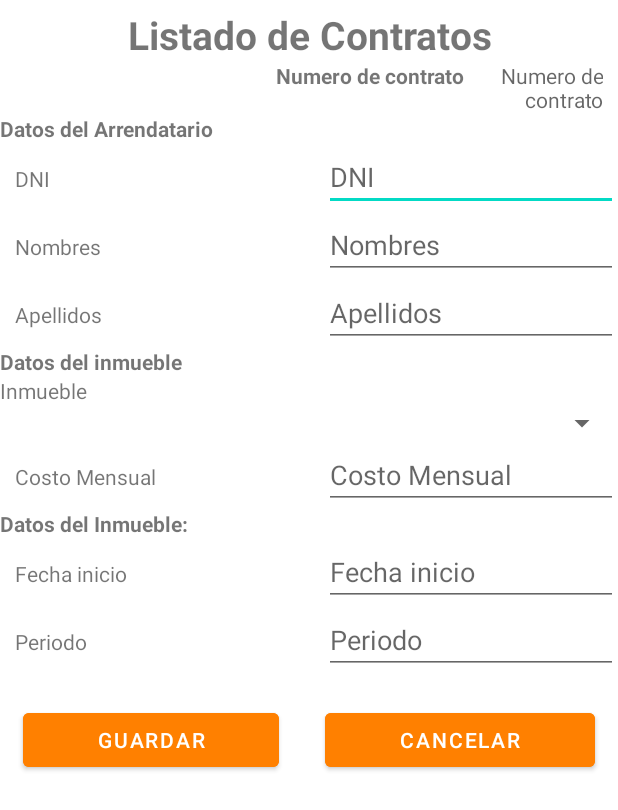
After one commit to tonsam1810/ArrendamientosApp, an Android app: the GenerarContratoActivity screen opened directly, with no data from a screen before it, on a phone screen of 412 x 824 dp. The commit adds this screen. Shown: the top 810 px of the screen. Run offline under Robolectric (Android 15) with nearby library versions, the phone set to English and light mode, and no system bars.

Commit message:
carlos
vistas

```diff
--- a/app/src/main/AndroidManifest.xml
+++ b/app/src/main/AndroidManifest.xml
@@ -12,6 +12,9 @@
         android:supportsRtl="true"
         android:theme="@style/Theme.ArrendamientosApp"
         tools:targetApi="31">
+        <activity
+            android:name=".GenerarContratoActivity"
+            android:exported="false" />
         <activity
             android:name=".DetalleContratosActivity"
             android:exported="false" />
--- /dev/null
+++ b/app/src/main/java/pe/cibertec/dam/arrendamientosapp/GenerarContratoActivity.kt
@@ -0,0 +1,11 @@
+package pe.cibertec.dam.arrendamientosapp
+
+import androidx.appcompat.app.AppCompatActivity
+import android.os.Bundle
+
+class GenerarContratoActivity : AppCompatActivity() {
+    override fun onCreate(savedInstanceState: Bundle?) {
+        super.onCreate(savedInstanceState)
+        setContentView(R.layout.activity_generar_contrato)
+    }
+}
--- a/app/src/main/res/layout/activity_detalle_contratos.xml
+++ b/app/src/main/res/layout/activity_detalle_contratos.xml
@@ -151,22 +151,15 @@
 
     </LinearLayout>
 
-    <TextView
-        android:id="@+id/dtclausula"
-        android:layout_width="match_parent"
-        android:layout_height="wrap_content"
-        android:text="@string/dtClausula"
-        app:layout_constraintTop_toBottomOf="@+id/lyArriba5"
-        android:layout_marginTop="10sp"
-        />
 
     <Button
         android:id="@+id/btnAddCarro"
-        android:layout_width="wrap_content"
+        android:layout_width="match_parent"
         android:layout_height="wrap_content"
         android:layout_marginStart="15sp"
         android:layout_marginEnd="15sp"
-        app:layout_constraintTop_toBottomOf="@+id/dtclausula"
+        android:gravity="center"
+        app:layout_constraintTop_toBottomOf="@+id/lyArriba5"
         android:backgroundTint="@color/naranja"
         android:text="@string/btn_cerrar"
         tools:ignore="MissingConstraints" />
--- /dev/null
+++ b/app/src/main/res/layout/activity_generar_contrato.xml
@@ -0,0 +1,288 @@
+<?xml version="1.0" encoding="utf-8"?>
+<androidx.constraintlayout.widget.ConstraintLayout xmlns:android="http://schemas.android.com/apk/res/android"
+    xmlns:app="http://schemas.android.com/apk/res-auto"
+    xmlns:tools="http://schemas.android.com/tools"
+    android:layout_width="match_parent"
+    android:layout_height="match_parent"
+    tools:context=".GenerarContratoActivity">
+
+    <TextView
+        android:id="@+id/lblTitleListadoContratos"
+        android:layout_width="match_parent"
+        android:layout_height="wrap_content"
+        android:text="@string/lbl_title_listado_contratos"
+        app:layout_constraintStart_toStartOf="parent"
+        app:layout_constraintTop_toTopOf="parent"
+        app:layout_constraintEnd_toEndOf="parent"
+        android:gravity="center"
+        android:textSize="26sp"
+        android:layout_marginTop="5sp"
+        android:textStyle="bold"
+        />
+
+    <LinearLayout
+        android:id="@+id/primera_fila"
+        android:layout_width="match_parent"
+        android:layout_height="wrap_content"
+        app:layout_constraintEnd_toStartOf="parent"
+        app:layout_constraintStart_toStartOf="parent"
+        app:layout_constraintTop_toBottomOf="@+id/lblTitleListadoContratos">
+
+        <TextView
+            android:textStyle="bold"
+            android:id="@+id/numero_depa"
+            android:layout_width="match_parent"
+            android:layout_height="wrap_content"
+            android:layout_marginStart="10sp"
+            android:layout_weight="0.1"
+            android:gravity="end"
+            android:text="@string/numero_contrato" />
+
+        <TextView
+            android:id="@+id/Estado"
+            android:layout_width="match_parent"
+            android:layout_height="wrap_content"
+            android:layout_marginStart="10sp"
+            android:layout_weight="0.3"
+            android:layout_marginEnd="10sp"
+            android:gravity="end"
+            android:hint="@string/numero_contrato" />
+
+    </LinearLayout>
+
+    <TextView
+        android:id="@+id/geDatosArrendatario"
+        android:layout_width="match_parent"
+        android:layout_height="wrap_content"
+        android:textStyle="bold"
+        app:layout_constraintStart_toStartOf="parent"
+        app:layout_constraintTop_toBottomOf="@id/primera_fila"
+        android:text="Datos del Arrendatario"
+        />
+
+    <LinearLayout
+        android:id="@+id/segunda_fila"
+        android:layout_width="match_parent"
+        android:layout_height="wrap_content"
+        app:layout_constraintEnd_toStartOf="parent"
+        app:layout_constraintStart_toStartOf="parent"
+        app:layout_constraintTop_toBottomOf="@+id/geDatosArrendatario">
+
+        <TextView
+            android:id="@+id/geDNIlegend"
+            android:layout_width="match_parent"
+            android:layout_height="wrap_content"
+            android:layout_marginStart="10sp"
+            android:layout_weight="0.5"
+            android:text="@string/geDNI" />
+
+        <EditText
+            android:id="@+id/geDNI"
+            android:layout_width="match_parent"
+            android:layout_height="wrap_content"
+            android:layout_marginStart="10sp"
+            android:layout_weight="0.5"
+            android:hint="@string/geDNI" />
+
+    </LinearLayout>
+    <LinearLayout
+        android:id="@+id/tercera_fila"
+        android:layout_width="match_parent"
+        android:layout_height="wrap_content"
+        app:layout_constraintEnd_toStartOf="parent"
+        app:layout_constraintStart_toStartOf="parent"
+        app:layout_constraintTop_toBottomOf="@+id/segunda_fila">
+
+        <TextView
+            android:id="@+id/geNombresLegend"
+            android:layout_width="match_parent"
+            android:layout_height="wrap_content"
+            android:layout_marginStart="10sp"
+            android:layout_weight="0.5"
+            android:text="@string/geNombres" />
+
+        <EditText
+            android:id="@+id/geNombres"
+            android:layout_width="match_parent"
+            android:layout_height="wrap_content"
+            android:layout_marginStart="10sp"
+            android:layout_weight="0.5"
+            android:hint="@string/geNombres" />
+
+    </LinearLayout>
+    <LinearLayout
+        android:id="@+id/cuarta_fila"
+        android:layout_width="match_parent"
+        android:layout_height="wrap_content"
+        app:layout_constraintEnd_toStartOf="parent"
+        app:layout_constraintStart_toStartOf="parent"
+        app:layout_constraintTop_toBottomOf="@+id/tercera_fila">
+
+        <TextView
+            android:id="@+id/geApellidosLegend"
+            android:layout_width="match_parent"
+            android:layout_height="wrap_content"
+            android:layout_marginStart="10sp"
+            android:layout_weight="0.5"
+            android:text="@string/geApellidos" />
+
+        <EditText
+            android:id="@+id/geApellidos"
+            android:layout_width="match_parent"
+            android:layout_height="wrap_content"
+            android:layout_marginStart="10sp"
+            android:layout_weight="0.5"
+            android:hint="@string/geApellidos" />
+
+    </LinearLayout>
+
+    <TextView
+        android:id="@+id/geDatosInmueble1"
+        android:layout_width="match_parent"
+        android:layout_height="wrap_content"
+        android:textStyle="bold"
+        app:layout_constraintStart_toStartOf="parent"
+        app:layout_constraintTop_toBottomOf="@id/cuarta_fila"
+        android:text="@string/geInmueble"
+        />
+
+    <TextView
+        android:id="@+id/geInmueble"
+        android:layout_width="match_parent"
+        android:layout_height="wrap_content"
+        app:layout_constraintStart_toStartOf="parent"
+        app:layout_constraintTop_toBottomOf="@id/geDatosInmueble1"
+        android:text="@string/dtInmueble"
+        />
+
+    <Spinner
+        android:id="@+id/geInmuebleSpinner"
+        android:layout_width="match_parent"
+        android:layout_height="wrap_content"
+        app:layout_constraintStart_toStartOf="parent"
+        app:layout_constraintTop_toBottomOf="@id/geInmueble"
+        />
+
+    <LinearLayout
+        android:id="@+id/quinta_fila"
+        android:layout_width="match_parent"
+        android:layout_height="wrap_content"
+        app:layout_constraintEnd_toStartOf="parent"
+        app:layout_constraintStart_toStartOf="parent"
+        app:layout_constraintTop_toBottomOf="@+id/geInmuebleSpinner">
+
+        <TextView
+            android:id="@+id/geCostoMensualLegend"
+            android:layout_width="match_parent"
+            android:layout_height="wrap_content"
+            android:layout_marginStart="10sp"
+            android:layout_weight="0.5"
+            android:text="@string/geCostoMensual" />
+
+        <EditText
+            android:id="@+id/geCostoMensual"
+            android:layout_width="match_parent"
+            android:layout_height="wrap_content"
+            android:layout_marginStart="10sp"
+            android:layout_weight="0.5"
+            android:hint="@string/geCostoMensual" />
+
+    </LinearLayout>
+
+
+
+    <TextView
+        android:id="@+id/geDatosInmueble2"
+        android:layout_width="match_parent"
+        android:layout_height="wrap_content"
+        app:layout_constraintStart_toStartOf="parent"
+        app:layout_constraintTop_toBottomOf="@id/quinta_fila"
+        android:text="Datos del Inmueble:"
+        android:textStyle="bold"
+        />
+
+
+    <LinearLayout
+        android:id="@+id/sexta_fila"
+        android:layout_width="match_parent"
+        android:layout_height="wrap_content"
+        app:layout_constraintEnd_toStartOf="parent"
+        app:layout_constraintStart_toStartOf="parent"
+        app:layout_constraintTop_toBottomOf="@+id/geDatosInmueble2">
+
+        <TextView
+            android:id="@+id/geFechaInicioLegend"
+            android:layout_width="match_parent"
+            android:layout_height="wrap_content"
+            android:layout_marginStart="10sp"
+            android:layout_weight="0.5"
+            android:text="@string/dtFechaInicio" />
+
+        <EditText
+            android:id="@+id/geFechaInicio"
+            android:layout_width="match_parent"
+            android:layout_height="wrap_content"
+            android:layout_marginStart="10sp"
+            android:layout_weight="0.5"
+            android:hint="@string/dtFechaInicio" />
+
+    </LinearLayout>
+
+    <LinearLayout
+        android:id="@+id/setima_fila"
+        android:layout_width="match_parent"
+        android:layout_height="wrap_content"
+        app:layout_constraintEnd_toStartOf="parent"
+        app:layout_constraintStart_toStartOf="parent"
+        app:layout_constraintTop_toBottomOf="@+id/sexta_fila">
+
+        <TextView
+            android:id="@+id/gePeriodoLegend"
+            android:layout_width="match_parent"
+            android:layout_height="wrap_content"
+            android:layout_marginStart="10sp"
+            android:layout_weight="0.5"
+            android:text="@string/gePeriodo" />
+
+        <EditText
+            android:id="@+id/gePeriodo"
+            android:layout_width="match_parent"
+            android:layout_height="wrap_content"
+            android:layout_marginStart="10sp"
+            android:layout_weight="0.5"
+            android:hint="@string/gePeriodo" />
+
+    </LinearLayout>
+
+    <LinearLayout
+        android:id="@+id/lyActions"
+        android:layout_width="match_parent"
+        android:layout_height="wrap_content"
+        android:layout_marginTop="20sp"
+        app:layout_constraintEnd_toEndOf="parent"
+        app:layout_constraintStart_toStartOf="parent"
+        app:layout_constraintTop_toBottomOf="@id/setima_fila">
+
+        <Button
+            android:id="@+id/btnAddCarro"
+            android:layout_width="wrap_content"
+            android:layout_height="wrap_content"
+            android:layout_marginStart="15sp"
+            android:layout_marginEnd="15sp"
+            android:layout_weight="0.5"
+            android:backgroundTint="@color/naranja"
+            android:text="@string/btn_guardar" />
+
+
+        <Button
+            android:id="@+id/btnCancelCarro"
+            android:layout_width="wrap_content"
+            android:layout_height="wrap_content"
+            android:layout_marginStart="15sp"
+            android:layout_marginEnd="15sp"
+            android:layout_weight="0.5"
+            android:backgroundTint="@color/naranja"
+            android:text="@string/btn_cancelar" />
+
+    </LinearLayout>
+</androidx.constraintlayout.widget.ConstraintLayout>
--- a/app/src/main/res/values/strings.xml
+++ b/app/src/main/res/values/strings.xml
@@ -7,6 +7,7 @@
     <string name="lbl_estado">Estado</string>
     <string name="button_buscar">Buscar</string>
     <string name="numero_depa">N°</string>
+    <string name="numero_contrato">Numero de contrato</string>
 
     <string name="dtNumeroContrato">Detalle de contrato</string>
     <string name="dtFechaInicio">Fecha inicio</string>
@@ -18,5 +19,19 @@
     <string name="dtClausula">Clausulas de contrato</string>
 
     <string name="btn_cerrar">Cerrar</string>
+    <string name="btn_guardar">Guardar</string>
+    <string name="btn_cancelar">Cancelar</string>
+
+    <string name="geDNI">DNI</string>
+    <string name="geNombres">Nombres</string>
+    <string name="geApellidos">Apellidos</string>
+    <string name="geTipoInmueble">Tipo Inmueble</string>
+    <string name="geCostoMensual">Costo Mensual</string>
+    <string name="geFechaInicio">Fecha de inicio</string>
+    <string name="gePeriodo">Periodo</string>
+
+    <string name="geArrendatario">Datos del arrendatario</string>
+    <string name="geInmueble">Datos del inmueble</string>
+
 
 </resources>
```
